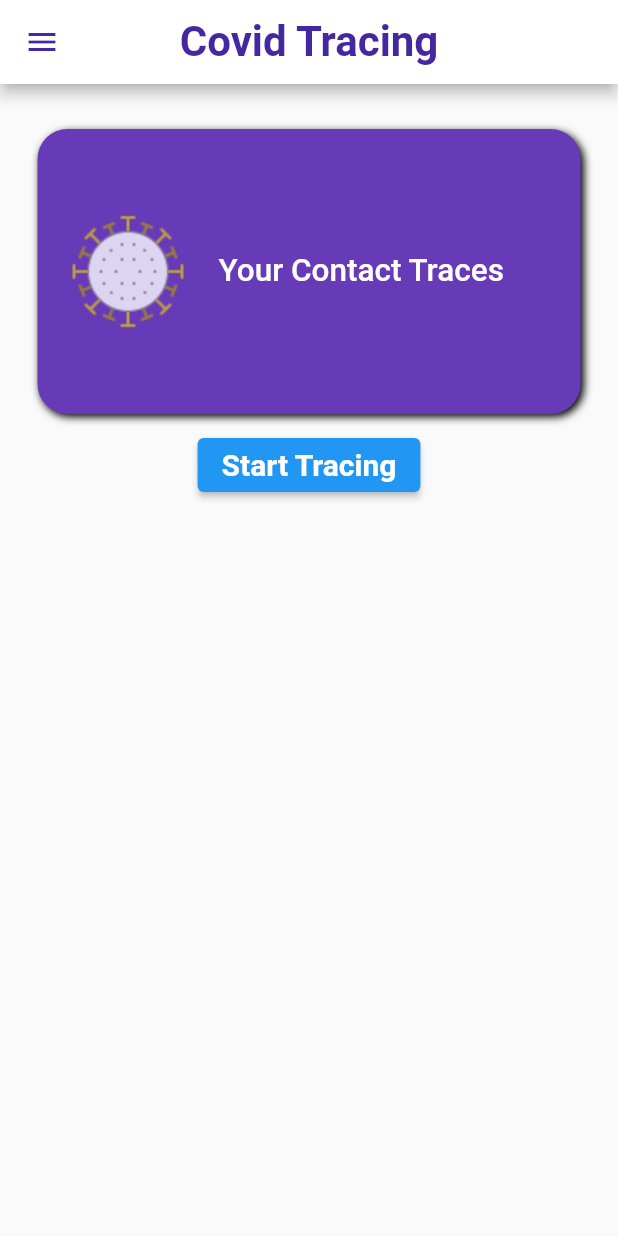
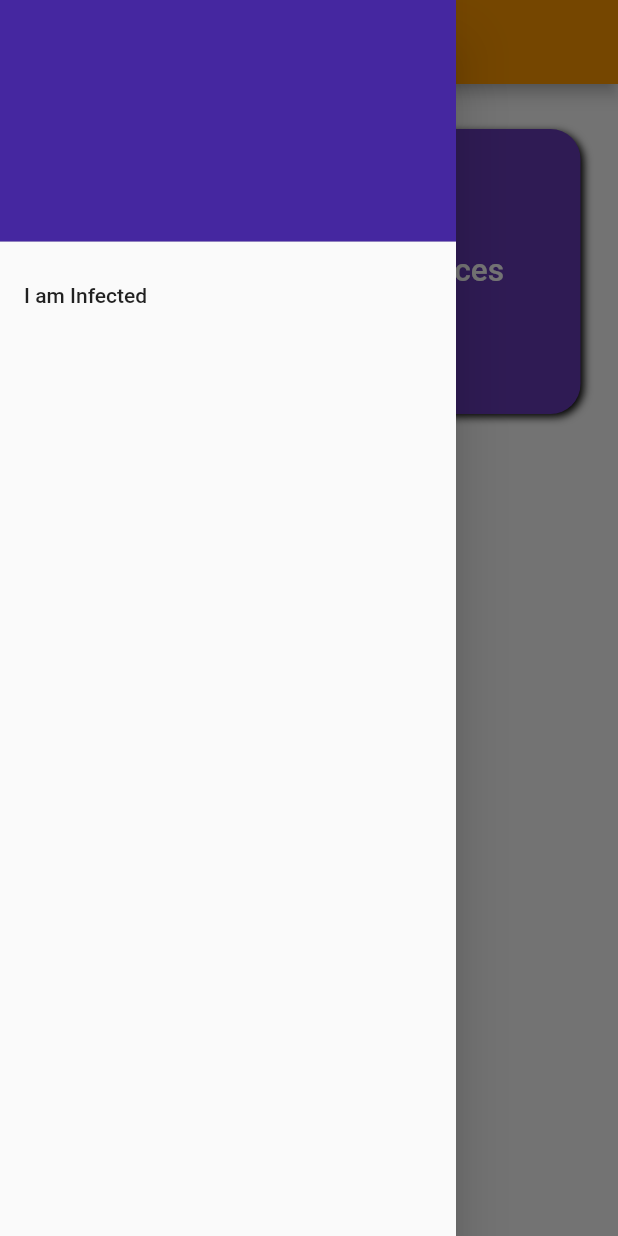
Before and after one commit to ganekasar/covid-contact-tracing, a Flutter app: the NearbyInterface screen opened by its route, with the side drawer open (before the commit the screen has no drawer), on a phone screen of 412 x 824 dp. Run offline on Flutter 3.47's test engine with Material 2 defaults, Android fonts, the phone set to English and light mode, and no system bars; our stand-ins replace cloud_firestore, firebase_auth, location, modal_progress_hud; missing offline and left inert: nearby_connections; accounts and stored records are empty.

Commit message:
Added Side Menu

```diff
--- a/lib/components/contact_card.dart
+++ b/lib/components/contact_card.dart
@@ -52,7 +52,7 @@ class ContactCard extends StatelessWidget {
                     BottomSheetText(
                         question: 'Contact Location', result: contactLocation),
                     SizedBox(height: 5.0),
-                    BottomSheetText(question: 'Times Contacted', result: '3'),
+                    BottomSheetText(question: 'Times Contacted', result: '1'),
                   ],
                 ),
               );
--- a/lib/screens/nearby_interface.dart
+++ b/lib/screens/nearby_interface.dart
@@ -23,6 +23,7 @@ class _NearbyInterfaceState extends State<NearbyInterface> {
   List<dynamic> contactTraces = [];
   List<dynamic> contactTimes = [];
   List<dynamic> contactLocations = [];
+  List<String> contactInfection = [];
 
   void addContactsToList() async {
     await getCurrentUser();
@@ -35,13 +36,29 @@ class _NearbyInterfaceState extends State<NearbyInterface> {
         .listen((snapshot) {
       for (var doc in snapshot.documents) {
         String currUsername = doc.data['username'];
+        String currEmail = doc.data['user email'];
         DateTime currTime = doc.data.containsKey('contact time')
             ? (doc.data['contact time'] as Timestamp).toDate()
             : null;
         String currLocation = doc.data.containsKey('contact location')
             ? doc.data['contact location']
             : null;
-
+        bool ifInfected=false;
+        print(currUsername);
+        Firestore.instance.collection('users').document(currEmail).get().then((DocumentSnapshot ds){
+          try{
+            ifInfected=ds['is infected'];
+          }
+          catch(e){
+            ifInfected=false;
+          }
+          if(ifInfected){
+            contactInfection.add("Infected");
+          }else{
+            contactInfection.add("Not Infected");
+          }
+        });
+        print(currUsername);
         if (!contactTraces.contains(currUsername)) {
           contactTraces.add(currUsername);
           contactTimes.add(currTime);
@@ -52,6 +69,24 @@ class _NearbyInterfaceState extends State<NearbyInterface> {
       print(loggedInUser.email);
     });
   }
+
+  // void isInfect() async{
+  //   for(var user in contactTraces) {
+  //     bool ifInfected=false;
+  //     print(user);
+  //     var userInf = await Firestore.instance.collection('users').document(user).get().then((DocumentSnapshot ds){
+  //       print(ds['is infected']);
+  //       ifInfected=ds['is infected'];
+  //     });
+  //     if(ifInfected){
+  //       contactInfection.add("Infected");
+  //     }else{
+  //       contactInfection.add("Not Infected");
+  //     }
+  //     print(userInf);
+  //     print(user);
+  //   }
+  // }
 
   void deleteOldContacts(int threshold) async {
     await getCurrentUser();
@@ -82,14 +117,16 @@ class _NearbyInterfaceState extends State<NearbyInterface> {
       bool a = await Nearby().startDiscovery(loggedInUser.email, strategy,
           onEndpointFound: (id, name, serviceId) async {
         print('I saw id:$id with name:$name');
-
+        print("SSS");
         var docRef =
             _firestore.collection('users').document(loggedInUser.email);
-
+        print(await getUsernameOfEmail(email: name));
+        print("SSS");
         docRef.collection('met_with').document(name).setData({
           'username': await getUsernameOfEmail(email: name),
-          'contact time': DateTime.now().toString(),
+          'contact time': DateTime.now(),
           'contact location': (await location.getLocation()).toString(),
+          'user email':name,
         });
       }, onEndpointLost: (id) {
         print(id);
@@ -132,30 +169,59 @@ class _NearbyInterfaceState extends State<NearbyInterface> {
     super.initState();
     deleteOldContacts(14);
     addContactsToList();
+    print("SSSSSSSSSSSSSSSSSSSSSSSSSSSSSSSSS");
     getPermissions();
   }
 
+
   @override
   Widget build(BuildContext context) {
+
     return Scaffold(
       appBar: AppBar(
-        leading: IconButton(
-          icon: Icon(Icons.menu,color: Colors.deepPurple[800]),
-          onPressed: (){
-            print("Hello");
-          },
-        ),
+        // leading: IconButton(
+        //   icon: Icon(Icons.menu,color: Colors.deepPurple[800]),
+        //   onPressed: (){
+        //     print("Hello");
+        //   },
+        // ),
         centerTitle: true,
         title: Text(
-          'Covid Tracing'
-              '',
+          'Covid Tracing',
           style: TextStyle(
             color: Colors.deepPurple[800],
             fontWeight: FontWeight.bold,
             fontSize: 28.0,
           ),
         ),
-        backgroundColor: Colors.white,
+        backgroundColor: Colors.orange,
+      ),
+      drawer: Drawer(
+      child: ListView(
+      padding: EdgeInsets.zero,
+      children: <Widget>[
+        DrawerHeader(
+          decoration: BoxDecoration(
+            color: Colors.deepPurple[800],
+          ),
+          child: Text(loggedInUser.email),
+        ),
+        ListTile(
+          title: Text('I am Infected'),
+          onTap: () {
+            // Update the state of the app
+            setState(() {
+              _firestore.collection('users').document(loggedInUser.email).setData({
+                'is infected':true,
+              });
+              print(" object");
+            });
+            // Then close the drawer
+            Navigator.pop(context);
+          },
+        ),
+      ],
+      ),
       ),
       body: Column(
         children: <Widget>[
@@ -212,6 +278,7 @@ class _NearbyInterfaceState extends State<NearbyInterface> {
             child: ElevatedButton(
               onPressed: () async {
                 try {
+                 // Nearby().stopAdvertising();
                   bool a = await Nearby().startAdvertising(
                     loggedInUser.email,
                     strategy,
@@ -223,12 +290,12 @@ class _NearbyInterfaceState extends State<NearbyInterface> {
                       print('Disconnected $id');
                     },
                   );
-
                   print('ADVERTISING ${a.toString()}');
-                } catch (e) {
+                }
+                catch (e) {
                   print(e);
                 }
-
+                //Nearby().stopDiscovery();
                 discovery();
               },
               child: Text(
@@ -242,17 +309,17 @@ class _NearbyInterfaceState extends State<NearbyInterface> {
             child: Padding(
               padding: EdgeInsets.symmetric(horizontal: 25.0),
               child: ListView.builder(
+                itemCount:contactTraces.length,
                 itemBuilder: (context, index) {
                   return ContactCard(
                     imagePath: 'images/profile1.jpg',
                     email: contactTraces[index],
-                    infection: 'Not-Infected',
+                    infection: contactInfection[index],
                     contactUsername: contactTraces[index],
                     contactTime: contactTimes[index],
                     contactLocation: contactLocations[index],
                   );
                 },
-                itemCount: contactTraces.length,
               ),
             ),
           ),
@@ -260,4 +327,5 @@ class _NearbyInterfaceState extends State<NearbyInterface> {
       ),
     );
   }
+
 }
--- a/lib/screens/registration.dart
+++ b/lib/screens/registration.dart
@@ -88,6 +88,7 @@ class _RegistrationScreenState extends State<RegistrationScreen> {
                       if (newUser != null) {
                         _firestore.collection('users').document(email).setData({
                           'username': userName,
+                          'is infected':false,
                         });
                         Navigator.pushNamed(context, NearbyInterface.id);
                       }
```
